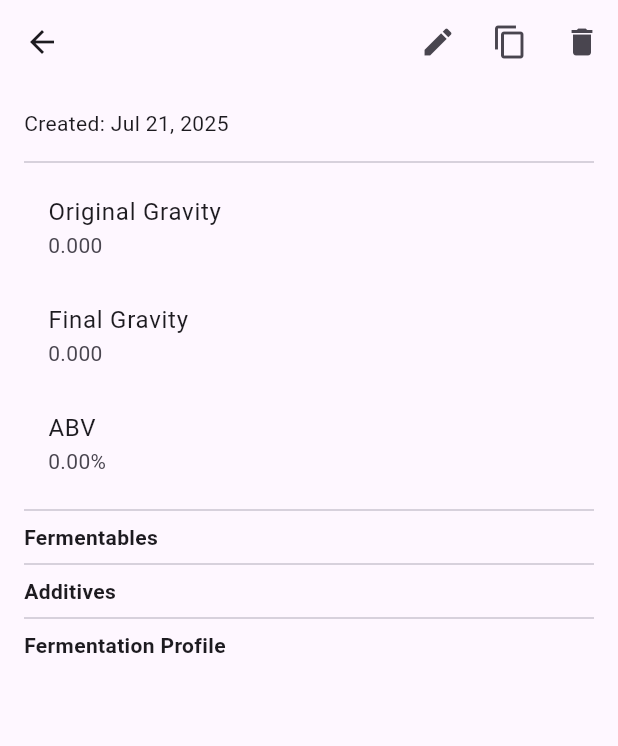
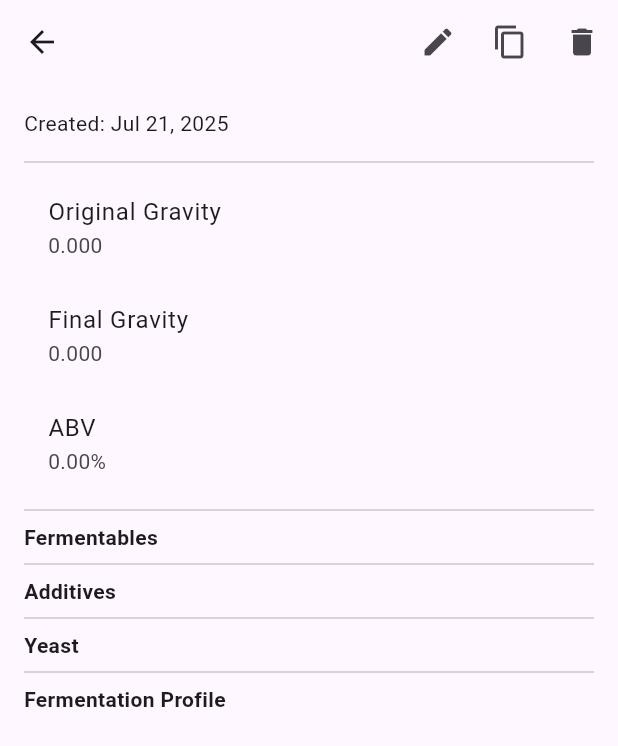
Before and after one commit to mrcrunchybeans/cider-craft, a Flutter app: the RecipeDetailPage screen opened directly with empty values, on a phone screen of 412 x 824 dp. Shown: the top 746 px of the screen. Run offline on Flutter 3.47's test engine with Material 3 defaults, Android fonts, the phone set to English and light mode, and no system bars; our stand-ins replace hive, hive_flutter, logger; accounts and stored records are empty.

Commit message:
Adds yeast section to recipe details view
Displays yeast information alongside other recipe components to improve clarity and completeness for users reviewing recipe details.

```diff
--- a/lib/recipe_detail_page.dart
+++ b/lib/recipe_detail_page.dart
@@ -99,6 +99,16 @@ class RecipeDetailPage extends StatelessWidget {
 
           const Divider(),
 
+
+          const Text("Yeast", style: TextStyle(fontWeight: FontWeight.bold)),
+          ...recipe.yeast.map((y) => ListTile(
+            title: Text(y['name']),
+            subtitle: Text("${y['amount']} ${y['unit']}"),
+          )),
+
+          const Divider(),
+
+
           const Text("Fermentation Profile", style: TextStyle(fontWeight: FontWeight.bold)),
 ...recipe.fermentationStages.map((stage) => ListTile(
   title: Text(stage['name']),
```
